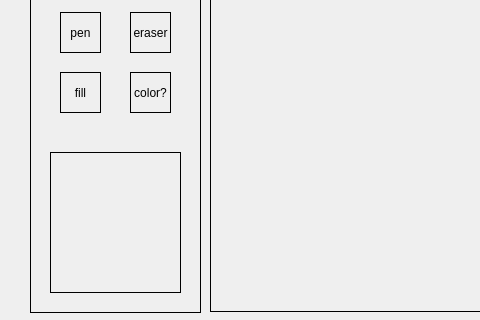
This is mainwindow.ui in JsnTheAzn/sprite-editor as Qt 5 draws it before an edit; both pictures show x 0 to 480 and y 138 to 458 of the 800 by 600 pixel window. The edited form follows.
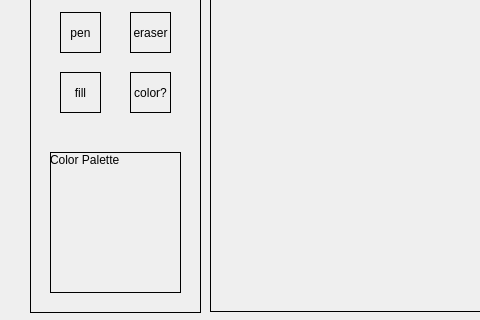
This is the edited form. Icons and pictures are not drawn.

```diff
--- a/mainwindow.ui
+++ b/mainwindow.ui
@@ -228,6 +228,22 @@
        <height>141</height>
       </rect>
      </property>
+     <widget class="QLabel" name="label">
+      <property name="geometry">
+       <rect>
+        <x>0</x>
+        <y>0</y>
+        <width>91</width>
+        <height>16</height>
+       </rect>
+      </property>
+      <property name="styleSheet">
+       <string notr="true">border:none</string>
+      </property>
+      <property name="text">
+       <string>Color Palette</string>
+      </property>
+     </widget>
     </widget>
    </widget>
    <widget class="QLabel" name="canvas">
```
Left out of the diff: 3 changed lines with no effect on the pictures.
